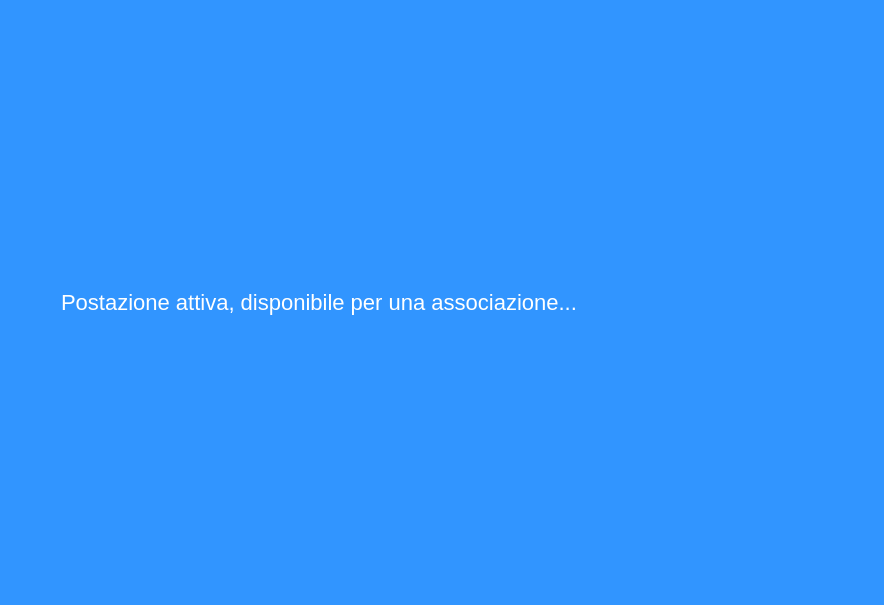
Old version of the form mainwindowpv.ui in the repository giuseppedifatta/sistemaPostazioneVoto.
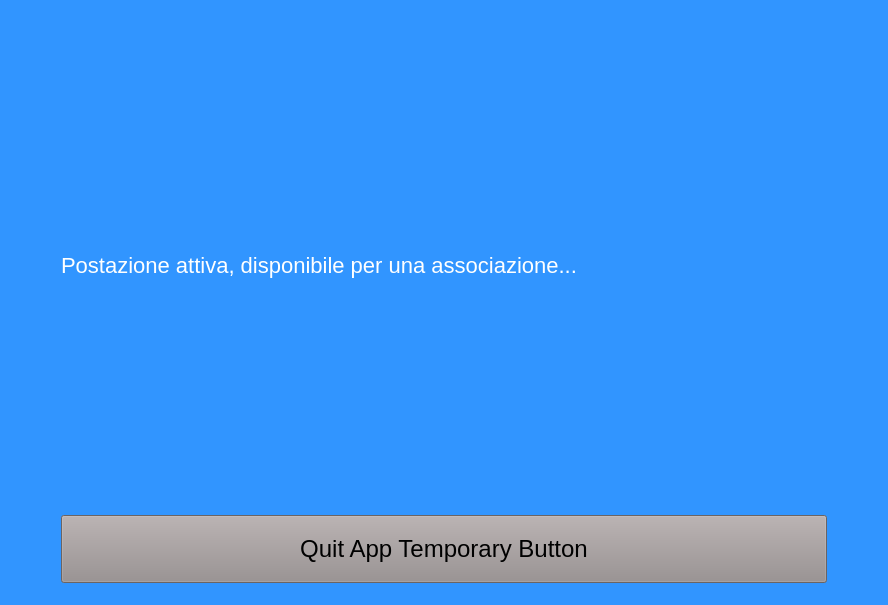
New version of the form. The open tabs and pages were chosen to show the change.

Patch:
```diff
--- a/mainwindowpv.ui
+++ b/mainwindowpv.ui
@@ -6,7 +6,7 @@
    <rect>
     <x>0</x>
     <y>0</y>
-    <width>884</width>
+    <width>888</width>
     <height>605</height>
    </rect>
   </property>
@@ -139,6 +139,13 @@
           </property>
          </widget>
         </item>
+        <item>
+         <widget class="QPushButton" name="pushButton_2">
+          <property name="text">
+           <string>Quit App Temporary Button</string>
+          </property>
+         </widget>
+        </item>
        </layout>
       </widget>
       <widget class="QWidget" name="abilitazioneVoto_page">
```
